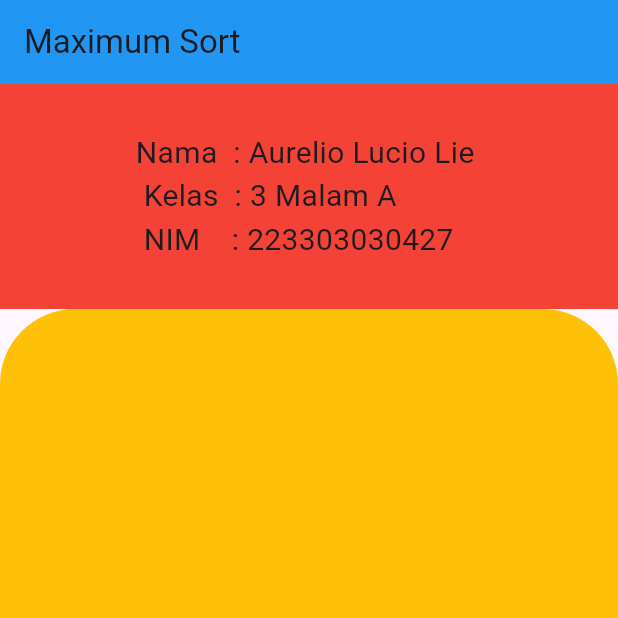
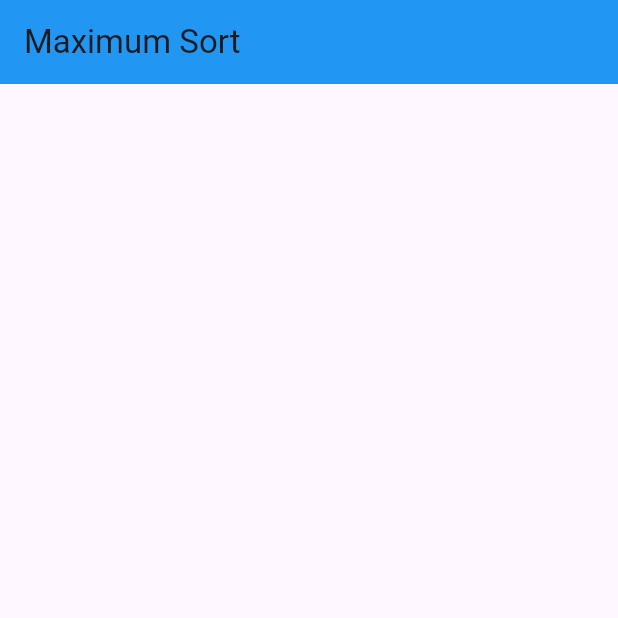
Before and after one commit to aurelioo29/UTS-FLUTTER, a Flutter app: the screen it shows after launch, on a phone screen of 412 x 824 dp, the top half of it. Run offline on Flutter 3.47's test engine with Material 2 defaults, Android fonts, the phone set to English and light mode, and no system bars.

Commit message:
change structure

```diff
--- a/lib/sort.dart
+++ b/lib/sort.dart
@@ -19,28 +19,8 @@ class _SortPagesState extends State<SortPages> {
         backgroundColor: Colors.blue,
       ),
       body: SingleChildScrollView(
-          child: Column(
-            crossAxisAlignment: CrossAxisAlignment.stretch,
-            children: [
-              Container(
-                alignment: Alignment.center,
-                child: Text(
-                  "Nama  : Aurelio Lucio Lie \n Kelas  : 3 Malam A \n NIM    : 223303030427",
-                  style: TextStyle(fontSize: 20),
+        child: Container(),
       ),
-                height: 150,
-                decoration: BoxDecoration(color: Colors.red),
-              ),
-              Container(
-                height: 1000,
-                decoration: BoxDecoration(
-                  borderRadius: BorderRadius.only(
-                    topLeft: Radius.circular(50),
-                    topRight: Radius.circular(50),
-                  ),
-                  color: Colors.amber,
-                ),
-              )
       // Container(
       //   height: 2000,
       //   decoration: BoxDecoration(
@@ -75,9 +55,6 @@ class _SortPagesState extends State<SortPages> {
       //     ),
       //   ),
       // ),
-            ],
-          ),
-        )
       // Padding(
       //   padding: EdgeInsets.all(15),
       //   child: Form(
```
Lines whose indentation alone changed are shown as unchanged.
